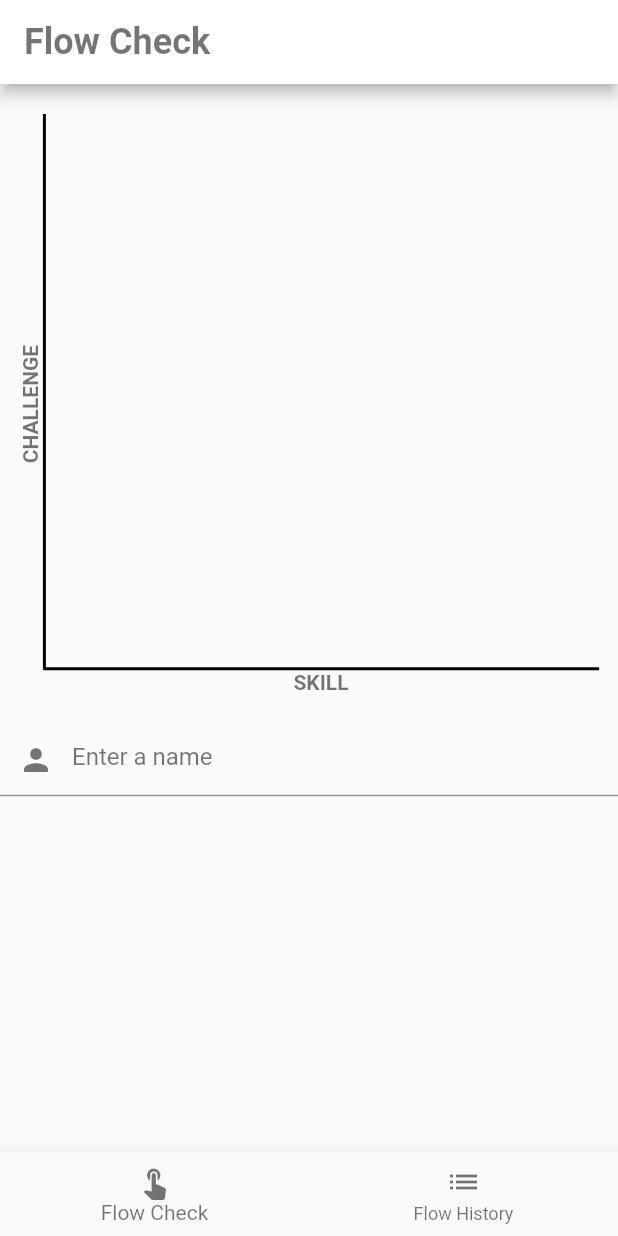
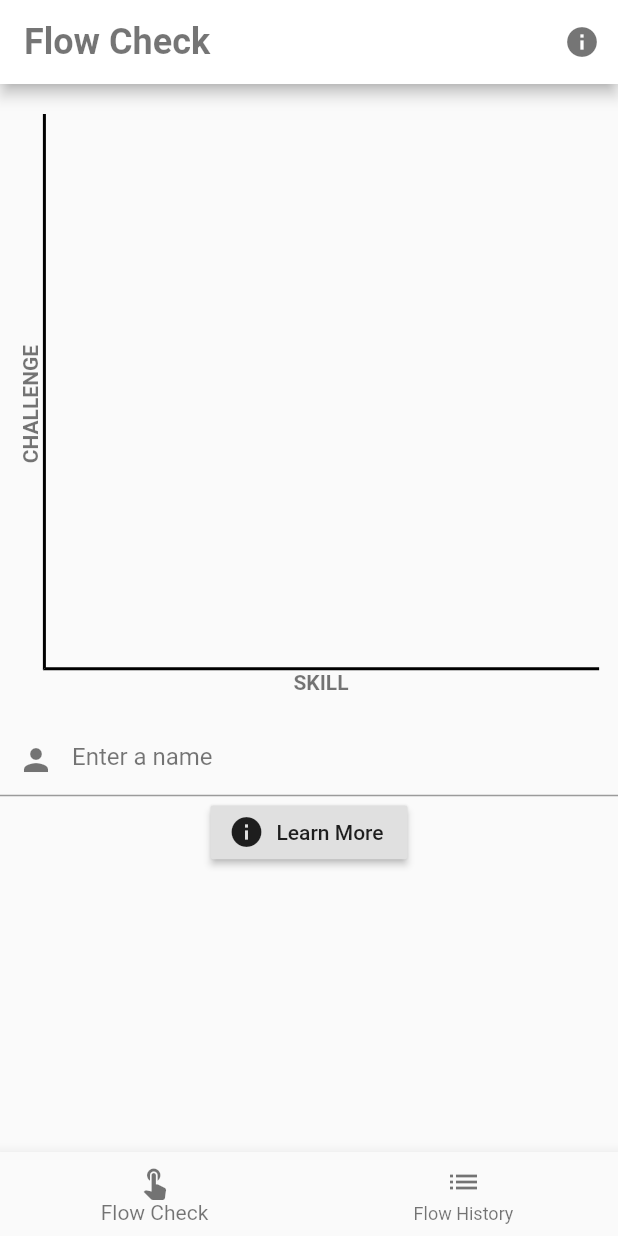
Before and after one commit to aaronmyatt/flow_check, a Flutter app: the screen it shows after launch, on a phone screen of 412 x 824 dp. Run offline on Flutter 3.47's test engine with Material 2 defaults, Android fonts, the phone set to English and light mode, and no system bars; our stand-ins replace flutter_svg; missing offline and left inert: strings; statements that could not run were skipped.

Commit message:
adds info page/copy placeholders

```diff
--- /dev/null
+++ b/lib/base/BaseAppBar.dart
@@ -0,0 +1,25 @@
+import 'package:flutter/material.dart';
+
+Widget BaseAppBar(pageTitle, context, {backButton: false, infoButton: true}) {
+  return AppBar(
+    automaticallyImplyLeading: backButton,
+    title: Text(pageTitle),
+    actions: actions(context, infoButton),
+  );
+}
+
+List<Widget> actions(context, infoButton) {
+  List<Widget> actionList = [];
+  if (infoButton) {
+    actionList.add(InfoButton(context));
+  }
+  return actionList;
+}
+
+Widget InfoButton(context) {
+  return IconButton(
+      icon: Icon(Icons.info),
+      onPressed: () {
+        Navigator.pushNamed(context, '/info');
+      });
+}
--- a/lib/flow_list_page.dart
+++ b/lib/flow_list_page.dart
@@ -6,6 +6,7 @@ import 'package:flutter_svg/svg.dart';
 import 'package:path_provider/path_provider.dart';
 import 'package:strings/strings.dart';
 
+import 'base/BaseAppBar.dart';
 import 'bottom_navigation_bar.dart';
 
 const ONE_MINUTE = 60000;
@@ -33,10 +34,7 @@ class FlowListPage extends StatelessWidget {
             case ConnectionState.done:
               if (snapshot.hasError) return Text('Error: ${snapshot.error}');
               return Scaffold(
-                appBar: AppBar(
-                  automaticallyImplyLeading: false,
-                  title: Text(pageTitle),
-                ),
+                appBar: BaseAppBar(this.pageTitle, context),
                 bottomNavigationBar: BottomNavBar(currentIndex),
                 body: FlowList(items: snapshot.data),
               );
--- a/lib/home_page.dart
+++ b/lib/home_page.dart
@@ -1,3 +1,4 @@
+import 'package:flow_check/base/BaseAppBar.dart';
 import 'package:flow_check/graph.dart' as graph;
 import 'package:flutter/material.dart';
 
@@ -13,14 +14,20 @@ class HomePage extends StatelessWidget {
   @override
   Widget build(BuildContext context) {
     return Scaffold(
-      appBar: AppBar(
-        automaticallyImplyLeading: false,
-        title: Text(this.pageTitle),
-      ),
+      appBar: BaseAppBar(this.pageTitle, context),
       bottomNavigationBar: BottomNavBar(currentIndex),
       body: SingleChildScrollView(
         child: Column(
-          children: <Widget>[graph.Graph(), NameInput()],
+          children: <Widget>[
+            graph.Graph(),
+            NameInput(),
+            RaisedButton.icon(
+                icon: Icon(Icons.info),
+                label: Text('Learn More'),
+                onPressed: () {
+                  Navigator.pushNamed(context, '/info');
+                }),
+          ],
         ),
       ),
     );
@@ -42,10 +49,7 @@ class NameInput extends StatelessWidget {
             decoration: InputDecoration(
               prefixIcon: Icon(
                 Icons.person,
-                color: Theme
-                    .of(context)
-                    .iconTheme
-                    .color,
+                color: Theme.of(context).iconTheme.color,
               ),
               hintText: 'Enter a name',
             ),
--- a/lib/main.dart
+++ b/lib/main.dart
@@ -1,6 +1,7 @@
 import 'dart:io';
 
 import 'package:flow_check/conduit/actions.dart' as Conduit;
+import 'package:flow_check/flow_info_page.dart' as flow_info;
 import 'package:flow_check/flow_list_page.dart' as flow_list;
 import 'package:flow_check/flow_view_page.dart' as flow_view;
 import 'package:flow_check/home_page.dart' as home;
@@ -26,6 +27,7 @@ class FlowCheck extends StatelessWidget {
         '/': (_) => home.HomePage('Flow Check'),
         '/list': (_) => flow_list.FlowListPage('Flow History'),
         '/canvas': (_) => flow_view.FlowViewPage('Flow View'),
+        '/info': (_) => flow_info.FlowInfoPage('What is flow?'),
       },
     );
   }
```
Also changed, not shown: lib/flow_info_page.dart (added, +20 -0 lines), lib/flow_view_page.dart (+12 -12 lines), 4 other files.
